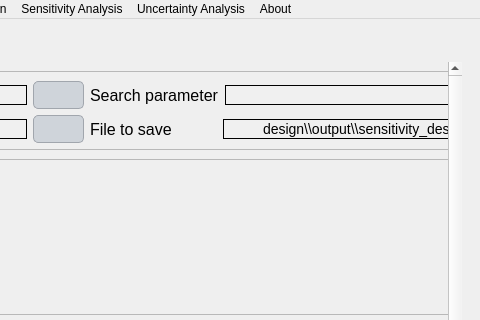
Inigobarbe/VFSMOD-GUI, file ui/Qvfsmod_dialog_base.ui: the form before one commit; both pictures show x 320 to 800 and y 0 to 320 of the 800 by 599 pixel window.
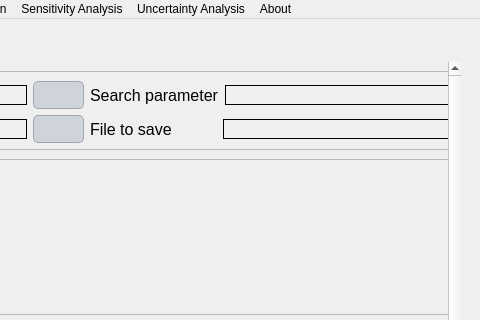
The form after the commit. The open tabs and pages were chosen to show the change. Icons and pictures are not drawn.

```diff
--- a/ui/Qvfsmod_dialog_base.ui
+++ b/ui/Qvfsmod_dialog_base.ui
@@ -3035,7 +3035,7 @@
           <widget class="QWidget" name="scrollAreaWidgetContents_13">
            <property name="geometry">
             <rect>
-             <x>0</x>
+             <x>-173</x>
              <y>0</y>
              <width>1324</width>
              <height>743</height>
@@ -3484,7 +3484,7 @@
                     </size>
                    </property>
                    <property name="text">
-                    <string>design\\output\\sensitivity_design_morris.csv</string>
+                    <string/>
                    </property>
                    <property name="alignment">
                     <set>Qt::AlignCenter</set>
```
Left out of the diff: 18 changed lines with no effect on the pictures.
